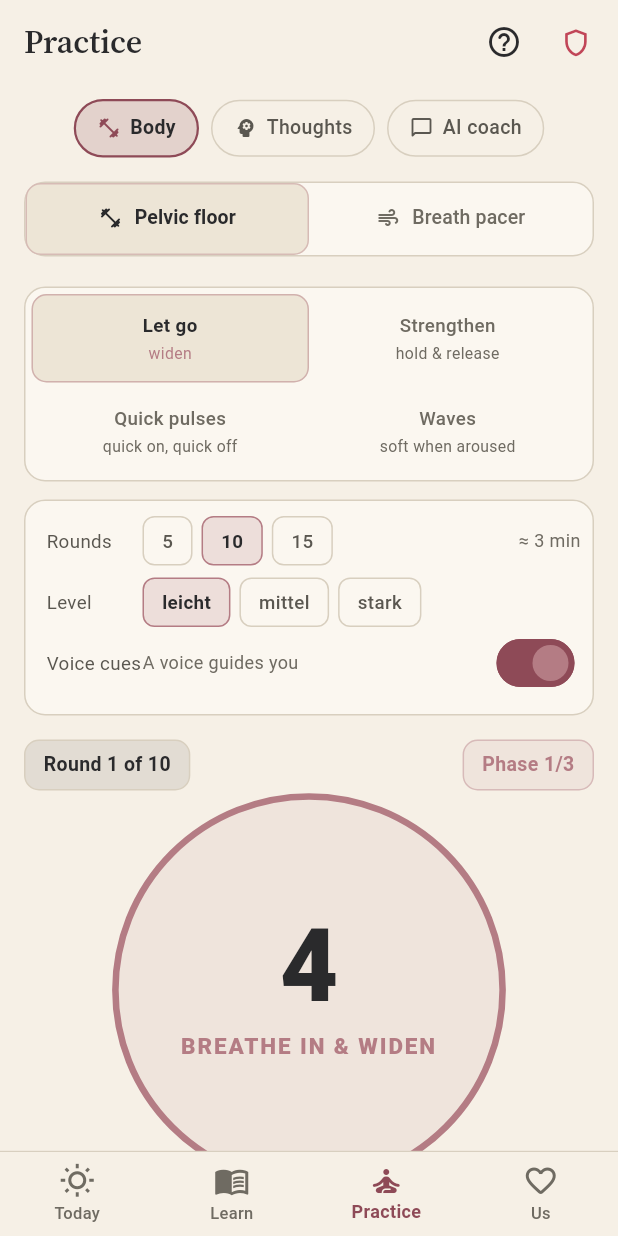
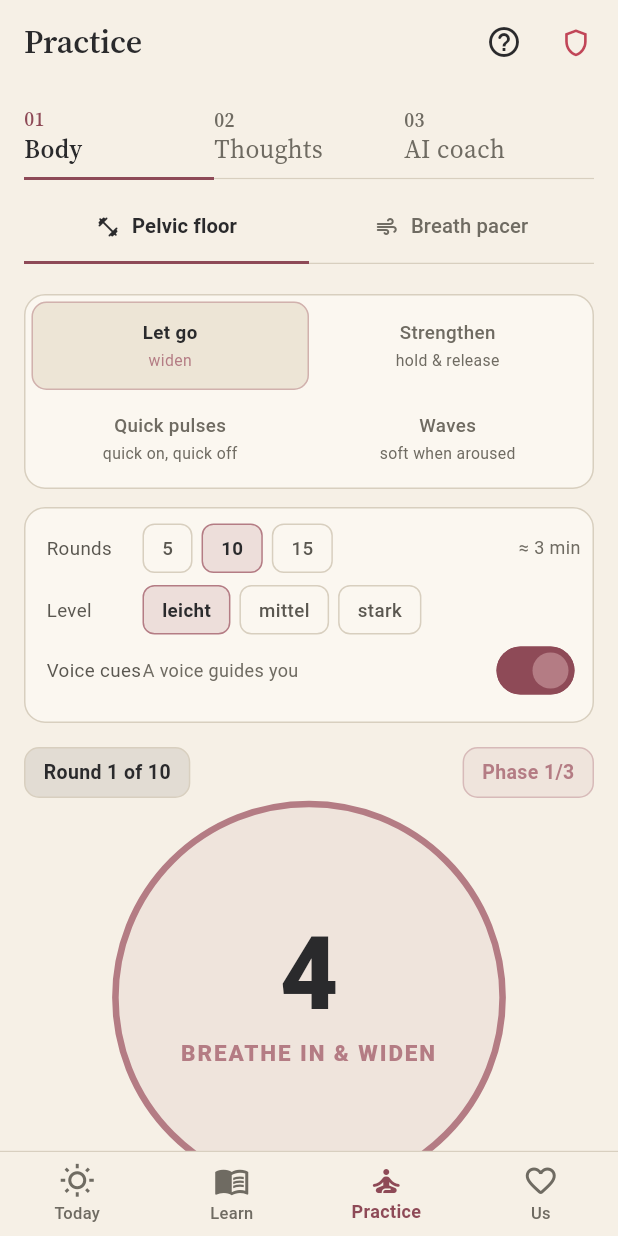
Before and after one commit to angemann-app/velvet_app, a Flutter app: the MainNavigationScreen screen opened directly, item 3 of the bottom bar chosen, on a phone screen of 412 x 824 dp. Run offline on Flutter 3.47's test engine with Material 3 defaults, Android fonts, the phone set to English and light mode, and no system bars; our stand-ins replace audioplayers, flutter_local_notifications, flutter_secure_storage, flutter_svg, flutter_tts, google_generative_ai and 7 more; missing offline and left inert: android_intent_plus, audio_session, cryptography, dart:ffi, flutter_webrtc, mobile_scanner and 4 more; accounts and stored records are empty; network calls fail; project files that could hold a hidden picture were left out.

Commit message:
Design Magazin, Stufe 5: Üben und Wir
- VpKapitelLeiste (01 Körper, 02 Gedanken, 03 Coach) und VpTabs.leiste (Reiter mit Linie) ersetzen Chips und Kästen in Üben, Training, Gedankenprotokoll und Wir
- Wir: Papierfläche, Kopf mit Serif-Name und gedämpften Statuspunkten, Blasen mit kleinem Radius (eigene in Altrosa, Gegenüber auf Papier), Funkenleiste und Eingabe mit Haarlinie, Profilhinweis als Karte mit Akzentkante
- Training und Gedankenprotokoll: Umbau der Reiter von OpenCode, von Claude geprüft

Co-Authored-By: Claude Sonnet 5.5 <noreply@anthropic.com>

```diff
--- a/lib/screens/training/training_screen.dart
+++ b/lib/screens/training/training_screen.dart
@@ -1,8 +1,8 @@
 import 'package:flutter/material.dart';
-import '../../theme/app_theme.dart';
 import 'kegel_timer_view.dart';
 import 'breath_pacer_view.dart';
 import '../../l10n/t.dart';
+import '../../widgets/design/vp_tabs.dart';
 
 class TrainingScreen extends StatefulWidget {
   final String? initialSubTab;
@@ -45,26 +45,8 @@ class TrainingScreenState extends State<TrainingScreen> with SingleTickerProvide
     return Column(
       children: [
         // Top Segmented Bar
-        Container(
-          margin: const EdgeInsets.fromLTRB(16, 12, 16, 8),
-          decoration: BoxDecoration(
-            color: AppTheme.surface,
-            borderRadius: BorderRadius.circular(14),
-            border: Border.all(color: AppTheme.border),
-          ),
-          child: TabBar(
+        VpTabs.leiste(
           controller: _tabController,
-            indicator: BoxDecoration(
-              color: AppTheme.surfaceLight,
-              borderRadius: BorderRadius.circular(10),
-              border: Border.all(color: AppTheme.sageGreen.withValues(alpha: 0.4)),
-            ),
-            indicatorSize: TabBarIndicatorSize.tab,
-            dividerColor: Colors.transparent,
-            labelColor: AppTheme.textPrimary,
-            unselectedLabelColor: AppTheme.textMuted,
-            labelStyle: const TextStyle(fontWeight: FontWeight.w700, fontSize: 13),
-            unselectedLabelStyle: const TextStyle(fontWeight: FontWeight.w500, fontSize: 13),
           tabs: [
             Tab(
               child: Row(
@@ -88,7 +70,6 @@ class TrainingScreenState extends State<TrainingScreen> with SingleTickerProvide
             ),
           ],
         ),
-        ),
 
         // Views
         Expanded(
--- a/lib/screens/ueben/ueben_screen.dart
+++ b/lib/screens/ueben/ueben_screen.dart
@@ -1,7 +1,7 @@
 import 'package:flutter/material.dart';
 
 import '../../l10n/t.dart';
-import '../../theme/app_theme.dart';
+import '../../widgets/design/vp_tabs.dart';
 import '../ai_coach/ai_coach_screen.dart';
 import '../cbt/cbt_journal_screen.dart';
 import '../training/training_screen.dart';
@@ -28,46 +28,14 @@ class UebenScreenState extends State<UebenScreen> {
     setState(() => _bereich = bereich);
   }
 
-  Widget _reiter(int i, String text, IconData icon) {
-    final an = _bereich == i;
-    return InkWell(
-      onTap: () => waehle(i),
-      borderRadius: BorderRadius.circular(20),
-      child: Container(
-        padding: const EdgeInsets.symmetric(horizontal: 14, vertical: 8),
-        decoration: BoxDecoration(
-          color: an ? AppTheme.amber.withValues(alpha: 0.18) : Colors.transparent,
-          borderRadius: BorderRadius.circular(20),
-          border: Border.all(color: an ? AppTheme.amber : AppTheme.border, width: an ? 1.5 : 1),
-        ),
-        child: Row(mainAxisSize: MainAxisSize.min, children: [
-          Icon(icon, size: 16, color: an ? AppTheme.amber : AppTheme.textSecondary),
-          const SizedBox(width: 6),
-          Text(text,
-              style: TextStyle(
-                  fontSize: 13,
-                  fontWeight: an ? FontWeight.w700 : FontWeight.w500,
-                  color: an ? AppTheme.textPrimary : AppTheme.textSecondary)),
-        ]),
-      ),
-    );
-  }
-
   @override
   Widget build(BuildContext context) {
     return Column(children: [
-      Padding(
-        padding: const EdgeInsets.fromLTRB(16, 10, 16, 4),
-        child: SingleChildScrollView(
-          scrollDirection: Axis.horizontal,
-          child: Row(children: [
-            _reiter(koerper, t.uebenKoerper, Icons.fitness_center_rounded),
-            const SizedBox(width: 8),
-            _reiter(gedanken, t.uebenGedanken, Icons.psychology_rounded),
-            const SizedBox(width: 8),
-            _reiter(coach, t.uebenCoach, Icons.chat_bubble_outline_rounded),
-          ]),
-        ),
+      // Drei Kapitel auf einer Linie: Körper, Gedanken, Coach.
+      VpKapitelLeiste(
+        titel: [t.uebenKoerper, t.uebenGedanken, t.uebenCoach],
+        index: _bereich,
+        onChanged: waehle,
       ),
       Expanded(
         child: IndexedStack(index: _bereich, children: [
--- /dev/null
+++ b/lib/widgets/design/vp_tabs.dart
@@ -0,0 +1,89 @@
+import 'package:flutter/material.dart';
+
+import '../../theme/app_theme.dart';
+import '../../theme/vp_tokens.dart';
+
+/// Reiter im Magazinstil: Text mit Linie darunter statt Kästen mit Rundung (docs/konzepte/designsystem-magazin.md).
+class VpTabs {
+  /// Eine Reiterleiste für einen `TabController` (zweite Ebene: Unterbereiche). Die [tabs] liefert der Aufrufer
+  /// (`Tab(child: …)`), Rahmen, Rundung und Farben kommen von hier.
+  static Widget leiste({
+    required TabController controller,
+    required List<Widget> tabs,
+    ValueChanged<int>? onTap,
+    EdgeInsetsGeometry margin = const EdgeInsets.fromLTRB(VpAbstand.l, VpAbstand.s, VpAbstand.l, VpAbstand.s),
+  }) {
+    return Padding(
+      padding: margin,
+      child: TabBar(
+        controller: controller,
+        onTap: onTap,
+        tabs: tabs,
+        indicator: UnderlineTabIndicator(borderSide: BorderSide(color: AppTheme.akzentTief, width: VpLinie.akzent)),
+        indicatorSize: TabBarIndicatorSize.tab,
+        dividerColor: AppTheme.linie,
+        dividerHeight: VpLinie.haar,
+        labelColor: AppTheme.tinte,
+        unselectedLabelColor: AppTheme.tinteStumm,
+        labelStyle: const TextStyle(fontWeight: FontWeight.w700, fontSize: 13.5),
+        unselectedLabelStyle: const TextStyle(fontWeight: FontWeight.w500, fontSize: 13.5),
+        overlayColor: WidgetStatePropertyAll(AppTheme.akzentLeise),
+      ),
+    );
+  }
+}
+
+/// Kapitelleiste der ersten Ebene („01 Körper · 02 Gedanken · 03 Coach“): Serif-Nummern, darunter eine Linie mit Akzentstrich
+/// unter dem gewählten Kapitel.
+class VpKapitelLeiste extends StatelessWidget {
+  final List<String> titel;
+  final int index;
+  final ValueChanged<int> onChanged;
+
+  const VpKapitelLeiste({super.key, required this.titel, required this.index, required this.onChanged});
+
+  @override
+  Widget build(BuildContext context) {
+    final typo = context.vp.typo;
+    return Container(
+      padding: const EdgeInsets.fromLTRB(VpAbstand.l, VpAbstand.s, VpAbstand.l, 0),
+      child: Row(children: [
+        for (var i = 0; i < titel.length; i++)
+          Expanded(
+            child: Semantics(
+              button: true,
+              selected: i == index,
+              child: InkWell(
+                onTap: () => onChanged(i),
+                child: Container(
+                  padding: const EdgeInsets.only(top: VpAbstand.s, bottom: VpAbstand.s),
+                  decoration: BoxDecoration(
+                    border: Border(
+                      bottom: BorderSide(
+                        color: i == index ? AppTheme.akzentTief : AppTheme.linie,
+                        width: i == index ? VpLinie.akzent : VpLinie.haar,
+                      ),
+                    ),
+                  ),
+                  child: Column(crossAxisAlignment: CrossAxisAlignment.start, children: [
+                    Text('0${i + 1}', style: typo.zahl.copyWith(fontSize: 13, color: i == index ? AppTheme.akzentTief : AppTheme.tinteStumm)),
+                    const SizedBox(height: 2),
+                    Text(
+                      titel[i],
+                      maxLines: 1,
+                      overflow: TextOverflow.ellipsis,
+                      style: typo.titel.copyWith(
+                        fontSize: 17,
+                        fontWeight: i == index ? FontWeight.w600 : FontWeight.w400,
+                        color: i == index ? AppTheme.tinte : AppTheme.tinteStumm,
+                      ),
+                    ),
+                  ]),
+                ),
+              ),
+            ),
+          ),
+      ]),
+    );
+  }
+}
```
Also changed, not shown: lib/screens/cbt/cbt_journal_screen.dart (+2 -20 lines), lib/screens/couples_channel/couples_channel_screen.dart (+41 -58 lines), lib/screens/couples_channel/partner_profile_dialog.dart (+11 -5 lines). Lines whose indentation alone changed are shown as unchanged.
